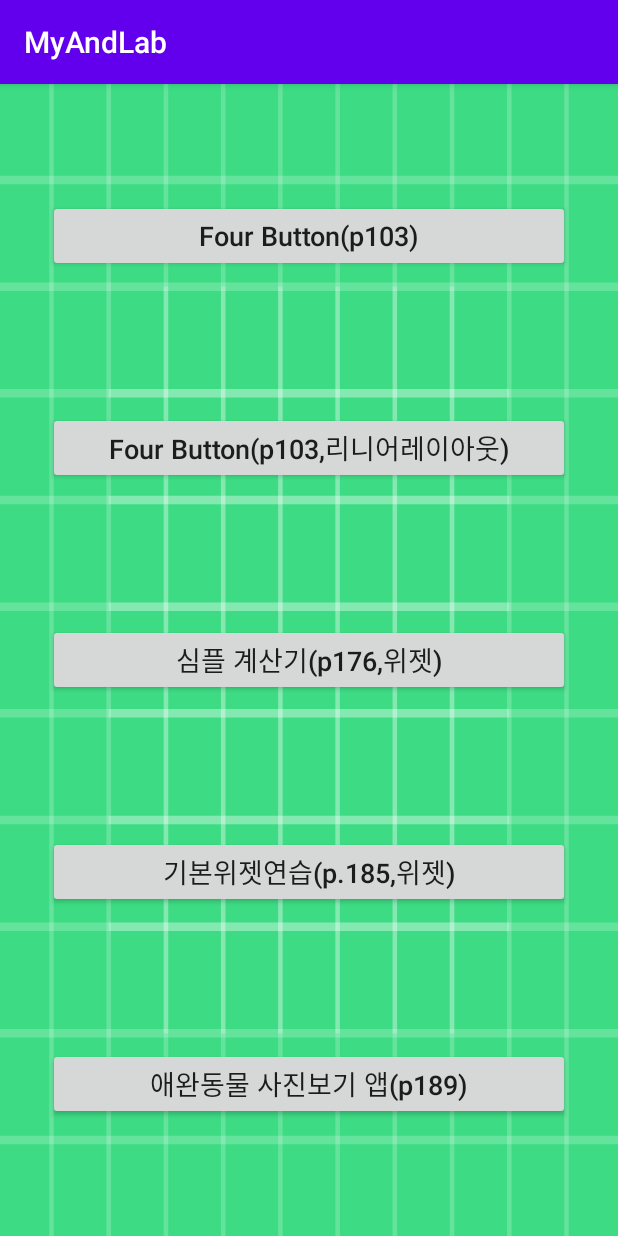
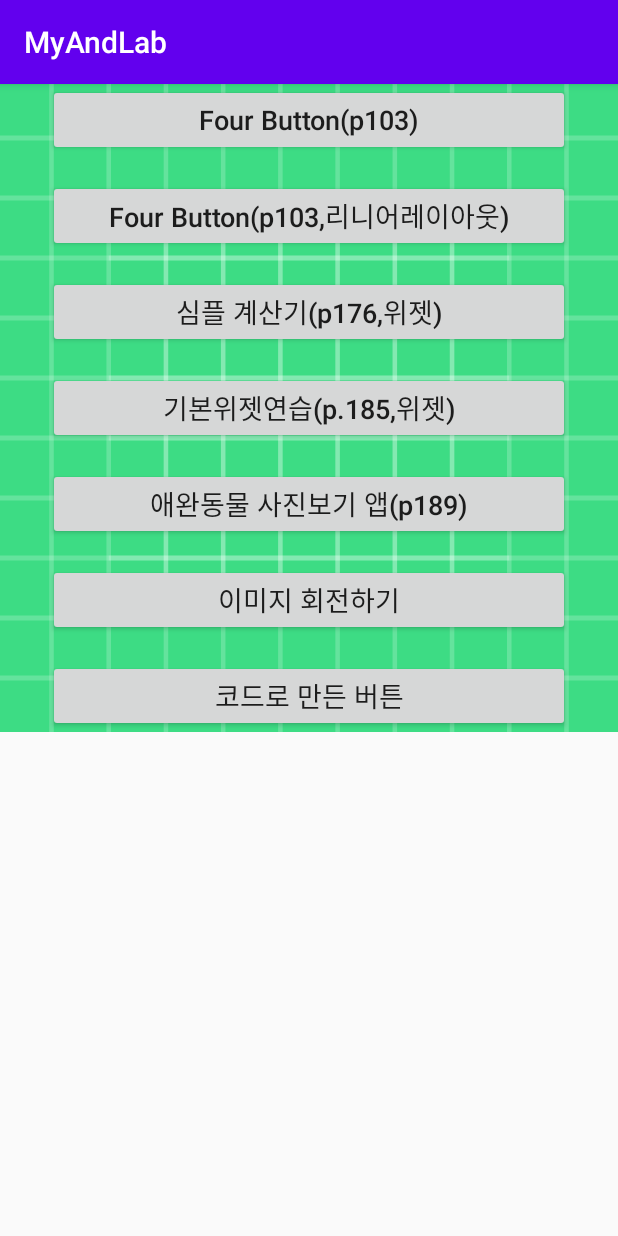
Before and after one commit to progh2/MyAndLab, an Android app: the screen it shows after launch (MainActivity), on a phone screen of 412 x 824 dp. Run offline under Robolectric (Android 15) with nearby library versions, the phone set to English and light mode, and no system bars.

Commit message:
5장 레이아웃

```diff
--- a/app/src/main/AndroidManifest.xml
+++ b/app/src/main/AndroidManifest.xml
@@ -9,7 +9,9 @@
         android:roundIcon="@mipmap/ic_launcher_round"
         android:supportsRtl="true"
         android:theme="@style/AppTheme">
-        <activity android:name=".ch04widget.LovelyPetActivity"></activity>
+        <activity android:name=".ch05layout.NoXmlActivity"></activity>
+        <activity android:name=".ch04widget.RotateImageActivity" />
+        <activity android:name=".ch04widget.LovelyPetActivity" />
         <activity android:name=".ch04widget.BasicWidgetActivity" />
         <activity android:name=".ch04widget.CalActivity" />
         <activity android:name=".Fourbutton2Activity" />
--- a/app/src/main/java/kr/hs/emirim/ham/myandlab/MainActivity.kt
+++ b/app/src/main/java/kr/hs/emirim/ham/myandlab/MainActivity.kt
@@ -9,6 +9,8 @@ import android.widget.ImageView
 import kr.hs.emirim.ham.myandlab.ch04widget.BasicWidgetActivity
 import kr.hs.emirim.ham.myandlab.ch04widget.CalActivity
 import kr.hs.emirim.ham.myandlab.ch04widget.LovelyPetActivity
+import kr.hs.emirim.ham.myandlab.ch04widget.RotateImageActivity
+import kr.hs.emirim.ham.myandlab.ch05layout.NoXmlActivity
 
 class MainActivity : AppCompatActivity(), View.OnClickListener {
 
@@ -21,6 +23,8 @@ class MainActivity : AppCompatActivity(), View.OnClickListener {
         findViewById<Button>(R.id.button3).setOnClickListener(this)
         findViewById<Button>(R.id.button4).setOnClickListener(this)
         findViewById<Button>(R.id.button5).setOnClickListener(this)
+        findViewById<Button>(R.id.button6).setOnClickListener(this)
+        findViewById<Button>(R.id.button7).setOnClickListener(this)
     }
 
     override fun onClick(v: View) {
@@ -31,6 +35,8 @@ class MainActivity : AppCompatActivity(), View.OnClickListener {
             R.id.button3 -> intent = Intent(this, CalActivity::class.java)
             R.id.button4 -> intent = Intent(this, BasicWidgetActivity::class.java)
             R.id.button5 -> intent = Intent(this, LovelyPetActivity::class.java)
+            R.id.button6 -> intent = Intent(this, RotateImageActivity::class.java)
+            R.id.button7 -> intent = Intent(this, NoXmlActivity::class.java)
             else -> return
         }
         startActivity(intent)
--- a/app/src/main/res/layout/activity_main.xml
+++ b/app/src/main/res/layout/activity_main.xml
@@ -1,11 +1,15 @@
 <?xml version="1.0" encoding="utf-8"?>
-<androidx.constraintlayout.widget.ConstraintLayout xmlns:android="http://schemas.android.com/apk/res/android"
+<ScrollView xmlns:android="http://schemas.android.com/apk/res/android"
     xmlns:app="http://schemas.android.com/apk/res-auto"
     xmlns:tools="http://schemas.android.com/tools"
+    tools:context=".MainActivity"
+    android:layout_height="match_parent"
     android:layout_width="match_parent"
-    android:layout_height="match_parent"
-    android:background="@drawable/ic_launcher_background"
-    tools:context=".MainActivity">
+    >
+    <androidx.constraintlayout.widget.ConstraintLayout
+        android:layout_width="match_parent"
+        android:layout_height="wrap_content"
+        android:background="@drawable/ic_launcher_background">
 
         <Button
             android:id="@+id/button1"
@@ -22,7 +26,7 @@
             app:layout_constraintEnd_toEndOf="parent"
             app:layout_constraintStart_toStartOf="parent"
             app:layout_constraintBottom_toTopOf="@id/button2"
-        tools:layout_editor_absoluteY="192dp" />
+ />
 
         <Button
             android:id="@+id/button2"
@@ -83,9 +87,9 @@
             android:layout_width="0dp"
             android:layout_height="wrap_content"
             android:layout_marginStart="32dp"
+            android:layout_marginEnd="32dp"
             android:layout_marginLeft="32dp"
             android:layout_marginTop="16dp"
-        android:layout_marginEnd="32dp"
             android:layout_marginRight="32dp"
             android:text="@string/btnLovelyPet"
             android:textAllCaps="false"
@@ -93,6 +97,43 @@
             app:layout_constraintEnd_toEndOf="parent"
             app:layout_constraintStart_toStartOf="parent"
             app:layout_constraintTop_toBottomOf="@id/button4"
+            app:layout_constraintBottom_toTopOf="@id/button6"
+            />
+
+        <Button
+            android:id="@+id/button6"
+            android:layout_width="0dp"
+            android:layout_height="wrap_content"
+            android:layout_marginStart="32dp"
+            android:layout_marginLeft="32dp"
+            android:layout_marginTop="16dp"
+            android:layout_marginEnd="32dp"
+            android:layout_marginRight="32dp"
+            android:text="@string/rotateImage"
+            android:textAllCaps="false"
+            android:textSize="18sp"
+            app:layout_constraintEnd_toEndOf="parent"
+            app:layout_constraintStart_toStartOf="parent"
+            app:layout_constraintTop_toBottomOf="@id/button5"
+            app:layout_constraintBottom_toTopOf="@id/button7"
+            />
+        <Button
+            android:id="@+id/button7"
+            android:layout_width="0dp"
+            android:layout_height="wrap_content"
+            android:layout_marginStart="32dp"
+            android:layout_marginLeft="32dp"
+            android:layout_marginTop="16dp"
+            android:layout_marginEnd="32dp"
+            android:layout_marginRight="32dp"
+            android:text="@string/button_made_by_code"
+            android:textAllCaps="false"
+            android:textSize="18sp"
+            app:layout_constraintEnd_toEndOf="parent"
+            app:layout_constraintStart_toStartOf="parent"
+            app:layout_constraintTop_toBottomOf="@id/button6"
             app:layout_constraintBottom_toBottomOf="parent"
             />
     </androidx.constraintlayout.widget.ConstraintLayout>
+
+</ScrollView>
--- a/app/src/main/res/values/strings.xml
+++ b/app/src/main/res/values/strings.xml
@@ -14,4 +14,7 @@
     <string name="bulb">천정등</string>
     <string name="togglebutton">ToggleButton</string>
     <string name="btnLovelyPet">애완동물 사진보기 앱(p189)</string>
+    <string name="rotate">회전하기</string>
+    <string name="rotateImage">이미지 회전하기</string>
+    <string name="button_made_by_code">코드로 만든 버튼</string>
 </resources>
```
Also changed, not shown: app/src/main/java/kr/hs/emirim/ham/myandlab/ch04widget/RotateImageActivity.kt (added, +20 -0 lines), app/src/main/java/kr/hs/emirim/ham/myandlab/ch05layout/NoXmlActivity.kt (added, +36 -0 lines), app/src/main/res/layout/activity_rotate_image.xml (added, +35 -0 lines). Lines whose indentation alone changed are shown as unchanged.
